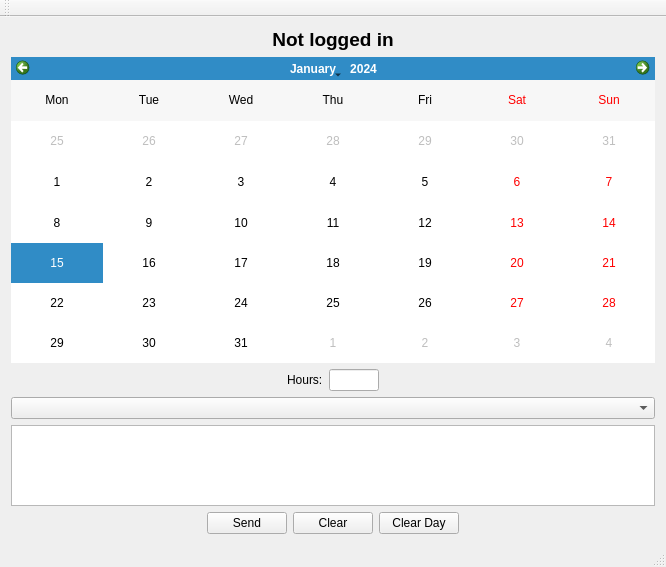
Old version of the form mainwindow.ui in the repository alexandrepossebom/qacdp.
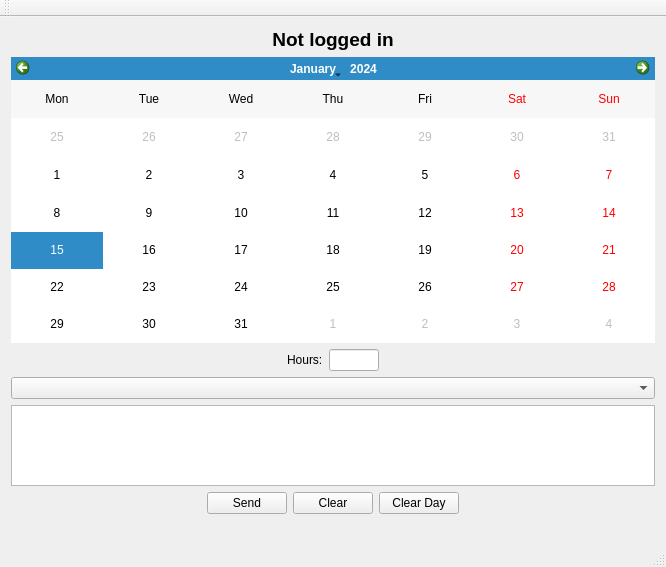
New version of the form. Icons and pictures are not drawn.

Commit message: - Added status patch by Eugeni

```diff
--- a/mainwindow.ui
+++ b/mainwindow.ui
@@ -179,6 +179,13 @@
       </item>
      </layout>
     </item>
+    <item>
+     <widget class="QLabel" name="statusLog">
+      <property name="text">
+       <string></string>
+      </property>
+     </widget>
+    </item>
    </layout>
   </widget>
   <widget class="QMenuBar" name="menuBar">
```
The commit also changes 3 other files.
